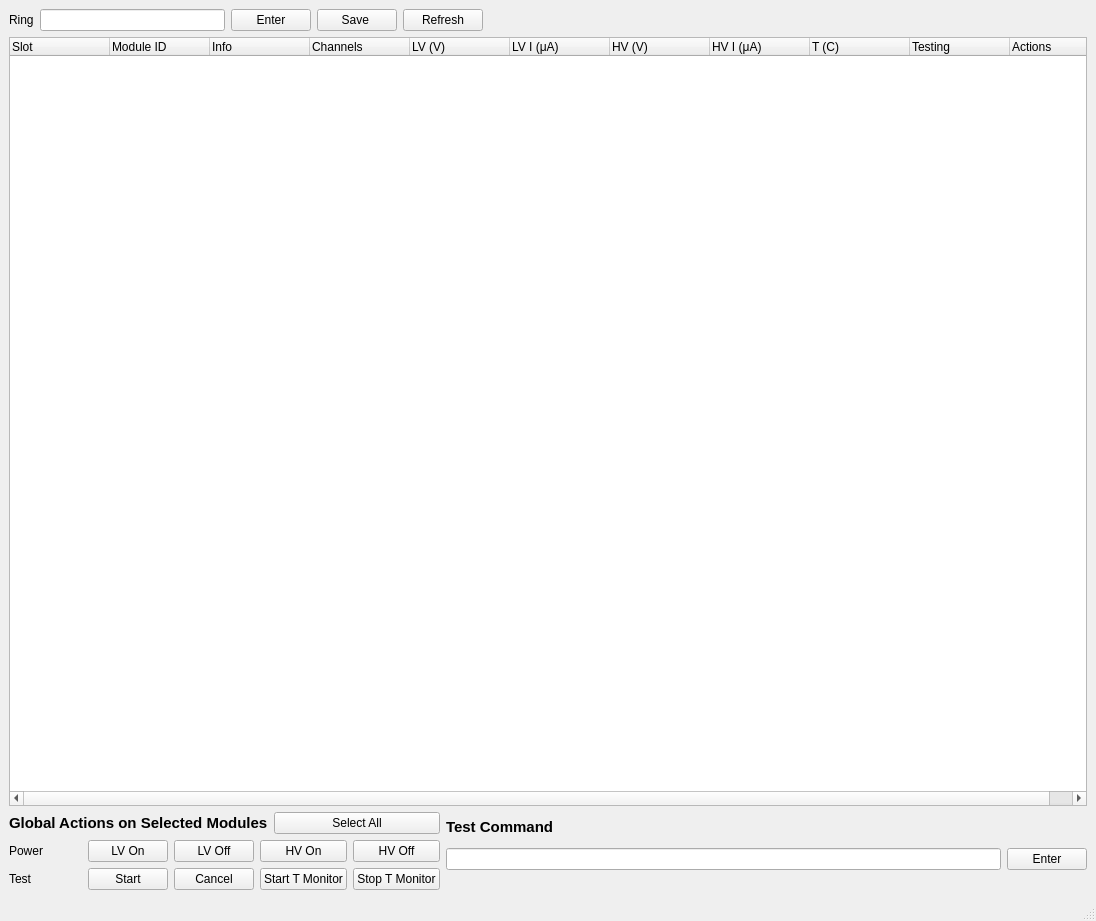
This is coldroom/modules_list.ui in pisaoutertracker/integration_tools as Qt 5 draws it before an edit. The edited form follows.
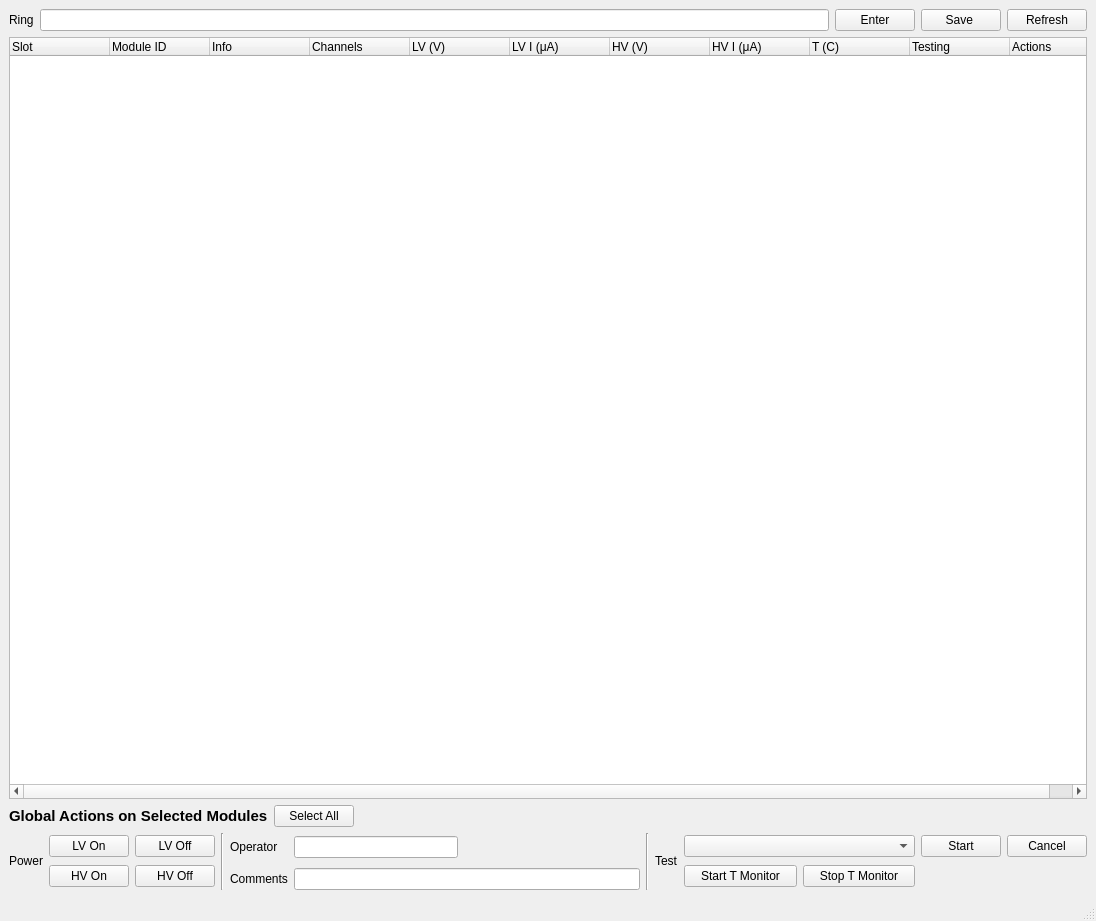
This is the edited form.

Commit message: MARTA Safety added & MoudleTest prototypes

Patch:
```diff
--- a/coldroom/modules_list.ui
+++ b/coldroom/modules_list.ui
@@ -14,23 +14,189 @@
    <string>MainWindow</string>
   </property>
   <widget class="QWidget" name="centralwidget">
-   <layout class="QGridLayout" name="gridLayout_2">
-    <item row="0" column="0">
-     <widget class="QLabel" name="label_12">
-      <property name="text">
-       <string>&lt;html&gt;&lt;head/&gt;&lt;body&gt;&lt;p&gt;Ring&lt;/p&gt;&lt;/body&gt;&lt;/html&gt;</string>
-      </property>
-     </widget>
-    </item>
-    <item row="0" column="1">
-     <widget class="QLineEdit" name="ring_id_LE"/>
-    </item>
-    <item row="0" column="2">
-     <widget class="QPushButton" name="enter_ring_id_button">
-      <property name="text">
-       <string>Enter</string>
-      </property>
-     </widget>
+   <layout class="QGridLayout" name="gridLayout_5">
+    <item row="2" column="0" colspan="5">
+     <layout class="QGridLayout" name="gridLayout_4">
+      <item row="1" column="1">
+       <widget class="Line" name="line">
+        <property name="orientation">
+         <enum>Qt::Vertical</enum>
+        </property>
+       </widget>
+      </item>
+      <item row="1" column="5">
+       <widget class="Line" name="line_2">
+        <property name="orientation">
+         <enum>Qt::Vertical</enum>
+        </property>
+       </widget>
+      </item>
+      <item row="0" column="0" colspan="3">
+       <widget class="QLabel" name="label_11">
+        <property name="text">
+         <string>&lt;html&gt;&lt;head/&gt;&lt;body&gt;&lt;p&gt;&lt;span style=&quot; font-size:11pt; font-weight:600;&quot;&gt;Global Actions on Selected Modules&lt;/span&gt;&lt;/p&gt;&lt;/body&gt;&lt;/html&gt;</string>
+        </property>
+       </widget>
+      </item>
+      <item row="0" column="4">
+       <spacer name="horizontalSpacer_2">
+        <property name="orientation">
+         <enum>Qt::Horizontal</enum>
+        </property>
+        <property name="sizeHint" stdset="0">
+         <size>
+          <width>40</width>
+          <height>20</height>
+         </size>
+        </property>
+       </spacer>
+      </item>
+      <item row="1" column="0">
+       <layout class="QGridLayout" name="gridLayout">
+        <item row="0" column="0" rowspan="2">
+         <widget class="QLabel" name="label_14">
+          <property name="text">
+           <string>&lt;html&gt;&lt;head/&gt;&lt;body&gt;&lt;p&gt;Power&lt;/p&gt;&lt;/body&gt;&lt;/html&gt;</string>
+          </property>
+         </widget>
+        </item>
+        <item row="0" column="1">
+         <widget class="QPushButton" name="turn_lv_on_all_button">
+          <property name="text">
+           <string>LV On</string>
+          </property>
+         </widget>
+        </item>
+        <item row="0" column="2">
+         <widget class="QPushButton" name="turn_lv_off_all_button">
+          <property name="text">
+           <string>LV Off</string>
+          </property>
+         </widget>
+        </item>
+        <item row="1" column="1">
+         <widget class="QPushButton" name="turn_hv_on_all_button">
+          <property name="text">
+           <string>HV On</string>
+          </property>
+         </widget>
+        </item>
+        <item row="1" column="2">
+         <widget class="QPushButton" name="turn_hv_off_all_button">
+          <property name="text">
+           <string>HV Off</string>
+          </property>
+         </widget>
+        </item>
+       </layout>
+      </item>
+      <item row="0" column="3">
+       <widget class="QPushButton" name="select_all_button_2">
+        <property name="text">
+         <string>Select All</string>
+        </property>
+       </widget>
+      </item>
+      <item row="1" column="2" colspan="3">
+       <layout class="QGridLayout" name="gridLayout_2">
+        <item row="0" column="2">
+         <spacer name="horizontalSpacer_3">
+          <property name="orientation">
+           <enum>Qt::Horizontal</enum>
+          </property>
+          <property name="sizeHint" stdset="0">
+           <size>
+            <width>176</width>
+            <height>29</height>
+           </size>
+          </property>
+         </spacer>
+        </item>
+        <item row="1" column="1" colspan="2">
+         <widget class="QLineEdit" name="comments_le"/>
+        </item>
+        <item row="0" column="0">
+         <widget class="QLabel" name="label_16">
+          <property name="text">
+           <string>&lt;html&gt;&lt;head/&gt;&lt;body&gt;&lt;p&gt;Operator&lt;/p&gt;&lt;/body&gt;&lt;/html&gt;</string>
+          </property>
+         </widget>
+        </item>
+        <item row="0" column="1">
+         <widget class="QLineEdit" name="operator_le"/>
+        </item>
+        <item row="1" column="0">
+         <widget class="QLabel" name="label_17">
+          <property name="text">
+           <string>&lt;html&gt;&lt;head/&gt;&lt;body&gt;&lt;p&gt;Comments&lt;/p&gt;&lt;/body&gt;&lt;/html&gt;</string>
+          </property>
+         </widget>
+        </item>
+       </layout>
+      </item>
+      <item row="1" column="7">
+       <layout class="QGridLayout" name="gridLayout_3">
+        <item row="1" column="2">
+         <widget class="QPushButton" name="stop_t_monitor_button">
+          <property name="text">
+           <string>Stop T Monitor</string>
+          </property>
+         </widget>
+        </item>
+        <item row="0" column="3">
+         <widget class="QPushButton" name="start_test_all_button">
+          <property name="text">
+           <string>Start</string>
+          </property>
+         </widget>
+        </item>
+        <item row="1" column="3" colspan="2">
+         <spacer name="horizontalSpacer">
+          <property name="orientation">
+           <enum>Qt::Horizontal</enum>
+          </property>
+          <property name="sizeHint" stdset="0">
+           <size>
+            <width>138</width>
+            <height>20</height>
+           </size>
+          </property>
+         </spacer>
+        </item>
+        <item row="1" column="1">
+         <widget class="QPushButton" name="start_t_monitor_button">
+          <property name="text">
+           <string>Start T Monitor</string>
+          </property>
+         </widget>
+        </item>
+        <item row="0" column="4">
+         <widget class="QPushButton" name="cancel_test_all_button">
+          <property name="text">
+           <string>Cancel</string>
+          </property>
+         </widget>
+        </item>
+        <item row="0" column="1" colspan="2">
+         <widget class="QComboBox" name="select_test_combobox">
+          <property name="minimumSize">
+           <size>
+            <width>231</width>
+            <height>0</height>
+           </size>
+          </property>
+         </widget>
+        </item>
+        <item row="0" column="0" rowspan="2">
+         <widget class="QLabel" name="label_13">
+          <property name="text">
+           <string>&lt;html&gt;&lt;head/&gt;&lt;body&gt;&lt;p&gt;Test&lt;/p&gt;&lt;/body&gt;&lt;/html&gt;</string>
+          </property>
+         </widget>
+        </item>
+       </layout>
+      </item>
+     </layout>
     </item>
     <item row="0" column="3">
      <widget class="QPushButton" name="save_ring_id_button">
@@ -39,27 +205,21 @@
       </property>
      </widget>
     </item>
-    <item row="0" column="4" colspan="2">
+    <item row="0" column="4">
      <widget class="QPushButton" name="refresh_button">
       <property name="text">
        <string>Refresh</string>
       </property>
      </widget>
     </item>
-    <item row="0" column="6">
-     <spacer name="horizontalSpacer_11">
-      <property name="orientation">
-       <enum>Qt::Horizontal</enum>
+    <item row="0" column="0">
+     <widget class="QLabel" name="label_12">
+      <property name="text">
+       <string>&lt;html&gt;&lt;head/&gt;&lt;body&gt;&lt;p&gt;Ring&lt;/p&gt;&lt;/body&gt;&lt;/html&gt;</string>
       </property>
-      <property name="sizeHint" stdset="0">
-       <size>
-        <width>598</width>
-        <height>20</height>
-       </size>
-      </property>
-     </spacer>
+     </widget>
     </item>
-    <item row="1" column="0" colspan="7">
+    <item row="1" column="0" colspan="5">
      <widget class="QTreeWidget" name="moduleList">
       <property name="selectionMode">
        <enum>QAbstractItemView::ExtendedSelection</enum>
@@ -136,135 +296,15 @@
       </column>
      </widget>
     </item>
-    <item row="2" column="0" rowspan="2" colspan="5">
-     <layout class="QGridLayout" name="gridLayout">
-      <item row="0" column="0" colspan="5">
-       <layout class="QHBoxLayout" name="horizontalLayout_10">
-        <item>
-         <widget class="QLabel" name="label_11">
-          <property name="text">
-           <string>&lt;html&gt;&lt;head/&gt;&lt;body&gt;&lt;p&gt;&lt;span style=&quot; font-size:11pt; font-weight:600;&quot;&gt;Global Actions on Selected Modules&lt;/span&gt;&lt;/p&gt;&lt;/body&gt;&lt;/html&gt;</string>
-          </property>
-         </widget>
-        </item>
-        <item>
-         <widget class="QPushButton" name="select_all_button_2">
-          <property name="text">
-           <string>Select All</string>
-          </property>
-         </widget>
-        </item>
-       </layout>
-      </item>
-      <item row="1" column="0">
-       <widget class="QLabel" name="label_14">
-        <property name="text">
-         <string>&lt;html&gt;&lt;head/&gt;&lt;body&gt;&lt;p&gt;Power&lt;/p&gt;&lt;/body&gt;&lt;/html&gt;</string>
-        </property>
-       </widget>
-      </item>
-      <item row="1" column="1">
-       <widget class="QPushButton" name="turn_lv_on_all_button">
-        <property name="text">
-         <string>LV On</string>
-        </property>
-       </widget>
-      </item>
-      <item row="1" column="2">
-       <widget class="QPushButton" name="turn_lv_off_all_button">
-        <property name="text">
-         <string>LV Off</string>
-        </property>
-       </widget>
-      </item>
-      <item row="1" column="3">
-       <widget class="QPushButton" name="turn_hv_on_all_button">
-        <property name="text">
-         <string>HV On</string>
-        </property>
-       </widget>
-      </item>
-      <item row="1" column="4">
-       <widget class="QPushButton" name="turn_hv_off_all_button">
-        <property name="text">
-         <string>HV Off</string>
-        </property>
-       </widget>
-      </item>
-      <item row="2" column="0">
-       <widget class="QLabel" name="label_13">
-        <property name="text">
-         <string>&lt;html&gt;&lt;head/&gt;&lt;body&gt;&lt;p&gt;Test&lt;/p&gt;&lt;/body&gt;&lt;/html&gt;</string>
-        </property>
-       </widget>
-      </item>
-      <item row="2" column="1">
-       <widget class="QPushButton" name="start_test_all_button">
-        <property name="text">
-         <string>Start</string>
-        </property>
-       </widget>
-      </item>
-      <item row="2" column="2">
-       <widget class="QPushButton" name="cancel_test_all_button">
-        <property name="text">
-         <string>Cancel</string>
-        </property>
-       </widget>
-      </item>
-      <item row="2" column="3">
-       <widget class="QPushButton" name="start_t_monitor_button">
-        <property name="text">
-         <string>Start T Monitor</string>
-        </property>
-       </widget>
-      </item>
-      <item row="2" column="4">
-       <widget class="QPushButton" name="stop_t_monitor_button">
-        <property name="text">
-         <string>Stop T Monitor</string>
-        </property>
-       </widget>
-      </item>
-     </layout>
+    <item row="0" column="1">
+     <widget class="QLineEdit" name="ring_id_LE"/>
     </item>
-    <item row="2" column="5" rowspan="2" colspan="2">
-     <layout class="QVBoxLayout" name="verticalLayout">
-      <item>
-       <widget class="QLabel" name="label_15">
-        <property name="text">
-         <string>&lt;html&gt;&lt;head/&gt;&lt;body&gt;&lt;p&gt;&lt;span style=&quot; font-size:11pt; font-weight:600;&quot;&gt;Test Command&lt;/span&gt;&lt;/p&gt;&lt;/body&gt;&lt;/html&gt;</string>
-        </property>
-       </widget>
-      </item>
-      <item>
-       <layout class="QHBoxLayout" name="horizontalLayout">
-        <item>
-         <widget class="QLineEdit" name="test_cmd_le"/>
-        </item>
-        <item>
-         <widget class="QPushButton" name="enter_test_cmd_button">
-          <property name="text">
-           <string>Enter</string>
-          </property>
-         </widget>
-        </item>
-       </layout>
-      </item>
-      <item>
-       <spacer name="horizontalSpacer_10">
-        <property name="orientation">
-         <enum>Qt::Horizontal</enum>
-        </property>
-        <property name="sizeHint" stdset="0">
-         <size>
-          <width>598</width>
-          <height>20</height>
-         </size>
-        </property>
-       </spacer>
-      </item>
-     </layout>
+    <item row="0" column="2">
+     <widget class="QPushButton" name="enter_ring_id_button">
+      <property name="text">
+       <string>Enter</string>
+      </property>
+     </widget>
     </item>
    </layout>
   </widget>
```
The commit also changes 4 other files.
